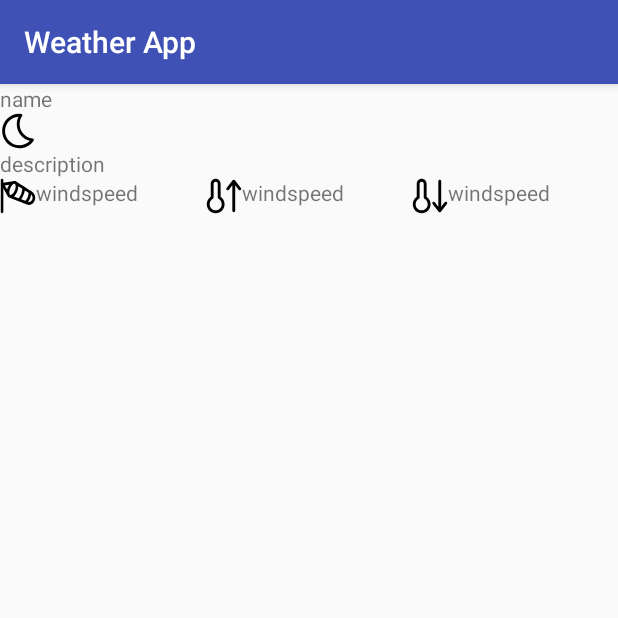
After one commit to mohsenoid/weather_app, an Android app: the fragment ForecastFragment shown on its own in the app's theme, on a phone screen of 412 x 824 dp, the top half of it. The commit adds this screen. Run offline under Robolectric (Android 15) with nearby library versions, the phone set to English and light mode, and no system bars; our stand-ins replace ButterKnife; 1 statement that could not run was skipped.

Commit message:
started some UI

```diff
--- a/app/src/main/AndroidManifest.xml
+++ b/app/src/main/AndroidManifest.xml
@@ -15,7 +15,7 @@
         android:label="@string/app_name"
         android:supportsRtl="true"
         android:theme="@style/AppTheme">
-        <activity android:name=".activity.MainActivity">
+        <activity android:name=".ui.activity.MainActivity">
             <intent-filter>
                 <action android:name="android.intent.action.MAIN"/>
 
--- /dev/null
+++ b/app/src/main/java/com/mirhoseini/weatherapp/ui/fragment/ForecastFragment.java
@@ -0,0 +1,123 @@
+package com.mirhoseini.weatherapp.ui.fragment;
+
+import android.content.Context;
+import android.os.Bundle;
+import android.support.v4.app.Fragment;
+import android.support.v7.widget.AppCompatImageView;
+import android.view.LayoutInflater;
+import android.view.View;
+import android.view.ViewGroup;
+import android.widget.TextView;
+
+import com.mirhoseini.weatherapp.R;
+import com.mirhoseini.weatherapp.core.service.model.Weather;
+import com.mirhoseini.weatherapp.core.service.model.WeatherCurrent;
+import com.mirhoseini.weatherapp.core.service.model.WeatherForecast;
+
+import butterknife.BindView;
+import butterknife.ButterKnife;
+
+public class ForecastFragment extends Fragment {
+    private static final String ARG_WEATHER_FORECAST = "weather_forecast";
+
+    private WeatherForecast mWeatherForecast;
+
+    @BindView(R.id.name)
+    TextView mNameTextView;
+
+    @BindView(R.id.description)
+    TextView mDescriptionTextView;
+
+    @BindView(R.id.icon)
+    AppCompatImageView mIconImageView;
+
+//    private OnFragmentInteractionListener mListener;
+
+    public ForecastFragment() {
+        // Required empty public constructor
+    }
+
+    public static ForecastFragment newInstance(WeatherForecast weatherForecast) {
+        ForecastFragment fragment = new ForecastFragment();
+        Bundle args = new Bundle();
+        args.putSerializable(ARG_WEATHER_FORECAST, weatherForecast);
+        fragment.setArguments(args);
+        return fragment;
+    }
+
+    @Override
+    public void onCreate(Bundle savedInstanceState) {
+        super.onCreate(savedInstanceState);
+        if (getArguments() != null) {
+            mWeatherForecast = (WeatherForecast) getArguments().getSerializable(ARG_WEATHER_FORECAST);
+        }
+    }
+
+    @Override
+    public View onCreateView(LayoutInflater inflater, ViewGroup container,
+                             Bundle savedInstanceState) {
+        View view = inflater.inflate(R.layout.fragment_current, container, false);
+        ButterKnife.bind(this, view);
+
+        mNameTextView.setText(mWeatherForecast.getCity().getName());
+//        mDescriptionTextView.setText(mWeatherForecast.getMessage());
+//        mIconImageView.setImageResource(convertIconToResource(weather.getIcon()));
+
+        return view;
+    }
+
+
+    @Override
+    public void onAttach(Context context) {
+        super.onAttach(context);
+
+
+//        if (context instanceof OnFragmentInteractionListener) {
+//            mListener = (OnFragmentInteractionListener) context;
+//        } else {
+//            throw new RuntimeException(context.toString()
+//                    + " must implement OnFragmentInteractionListener");
+//        }
+    }
+
+    private int convertIconToResource(String icon) {
+        switch (icon) {
+            case "01d":
+                return R.drawable.ic_sun;
+            case "01n":
+                return R.drawable.ic_moon;
+            case "02d":
+                return R.drawable.ic_sun_cloudy;
+            case "02n":
+                return R.drawable.ic_moon_cloud;
+            case "03d":
+            case "03n":
+            case "04d":
+            case "04n":
+                return R.drawable.ic_cloud;
+            case "09d":
+            case "09n":
+            case "10d":
+            case "10n":
+                return R.drawable.ic_rain;
+            case "11d":
+            case "11n":
+                return R.drawable.ic_storm;
+            case "13d":
+            case "13n":
+                return R.drawable.ic_snow;
+            default:
+                return 0;
+        }
+    }
+
+    @Override
+    public void onDetach() {
+        super.onDetach();
+//        mListener = null;
+    }
+
+//    public interface OnFragmentInteractionListener {
+//        void onFragmentInteraction(Uri uri);
+//    }
+}
--- /dev/null
+++ b/app/src/main/res/drawable/ic_cloud.xml
@@ -0,0 +1,4 @@
+<vector android:height="24dp" android:viewportHeight="512.0"
+    android:viewportWidth="512.0" android:width="24dp" xmlns:android="http://schemas.android.com/apk/res/android">
+    <path android:fillColor="#FF000000" android:pathData="m127.7,138.2c-32,0 -58.1,26.1 -58.1,58.1 0,9.3 2.2,18.3 6.5,26.6 3.8,7.4 2.8,16.4 -2.7,22.7 -13.9,16.2 -21.6,36.8 -21.6,58 0,49.1 40,89.1 89.1,89.1h234.6c46.7,0 84.7,-38 84.7,-84.7 0,-33.4 -19.8,-63.8 -50.4,-77.4 -7.2,-3.2 -11.9,-10.3 -12.1,-18.1 -1.3,-52.2 -43.2,-93.2 -95.5,-93.2 -36.3,0 -69,20.2 -85.4,52.8 -3.5,7 -10.8,11.3 -18.5,11.2 -7.8,-0.1 -14.9,-4.6 -18.2,-11.7 -9.5,-20.3 -30.1,-33.4 -52.4,-33.4zM375.4,433.5h-234.5c-71.6,0 -129.9,-58.2 -129.9,-129.8 0,-26.6 8.3,-52.6 23.5,-74.3 -3.8,-10.6 -5.7,-21.8 -5.7,-33 0,-54.5 44.4,-98.9 98.9,-98.9 26.7,0 52,11 70.3,29.5 25.6,-30.5 63.3,-48.5 104.2,-48.5 70.3,0 127.6,52 135.4,120.5 38.9,22.2 63.4,63.7 63.4,109 0,69.2 -56.3,125.5 -125.6,125.5z"/>
+</vector>
--- /dev/null
+++ b/app/src/main/res/drawable/ic_temperature_high.xml
@@ -0,0 +1,5 @@
+<vector android:height="24dp" android:viewportHeight="512.0"
+    android:viewportWidth="512.0" android:width="24dp" xmlns:android="http://schemas.android.com/apk/res/android">
+    <path android:fillColor="#FF000000" android:pathData="m496.7,142.8l-85.8,-110.6c-3.9,-5 -9.8,-7.9 -16.1,-7.9s-12.3,2.9 -16.1,7.9l-85.8,110.6c-6.9,8.9 -5.3,21.7 3.6,28.7 8.9,6.9 21.7,5.3 28.6,-3.6l49.3,-63.5v362.9c0,11.3 9.1,20.4 20.4,20.4s20.4,-9.1 20.4,-20.4v-362.9l49.3,63.5c6.9,8.9 19.7,10.5 28.6,3.6 8.9,-6.9 10.5,-19.8 3.6,-28.7z"/>
+    <path android:fillColor="#FF000000" android:pathData="m207.8,265.8v-183.8c0,-39.1 -31.5,-71 -70.2,-71 -38.6,0 -70.1,31.8 -70.1,71v183.9c-35.1,23.6 -56.5,63.5 -56.5,106.7 0,70.8 56.8,128.4 126.7,128.4 69.8,0 126.7,-57.6 126.7,-128.4 -0.1,-43.2 -21.4,-83.1 -56.6,-106.8zM137.7,460.2c-47.3,0 -85.8,-39.3 -85.8,-87.5 0,-32.5 17.5,-62.1 45.8,-77.4 6.6,-3.6 10.7,-10.5 10.7,-18v-195.3c0,-16.6 13.2,-30.1 29.3,-30.1 16.2,0 29.3,13.5 29.3,30.1v195.3c0,7.5 4.1,14.4 10.7,18 28.2,15.2 45.8,44.9 45.8,77.4 0,48.2 -38.5,87.5 -85.8,87.5z"/>
+</vector>
--- /dev/null
+++ b/app/src/main/res/drawable/ic_temperature_low.xml
@@ -0,0 +1,5 @@
+<vector android:height="24dp" android:viewportHeight="512.0"
+    android:viewportWidth="512.0" android:width="24dp" xmlns:android="http://schemas.android.com/apk/res/android">
+    <path android:fillColor="#FF000000" android:pathData="m207.8,265.8v-183.8c0,-39.1 -31.5,-71 -70.2,-71 -38.6,0 -70.1,31.8 -70.1,71v183.9c-35.1,23.6 -56.5,63.5 -56.5,106.7 0,70.8 56.8,128.4 126.7,128.4 69.8,0 126.7,-57.6 126.7,-128.4 -0.1,-43.2 -21.4,-83.1 -56.6,-106.8zM137.7,460.2c-47.3,0 -85.8,-39.3 -85.8,-87.5 0,-32.5 17.5,-62.1 45.8,-77.4 6.6,-3.6 10.7,-10.5 10.7,-18v-195.3c0,-16.6 13.2,-30.1 29.3,-30.1 16.2,0 29.3,13.5 29.3,30.1v195.3c0,7.5 4.1,14.4 10.7,18 28.2,15.2 45.8,44.9 45.8,77.4 0,48.2 -38.5,87.5 -85.8,87.5z"/>
+    <path android:fillColor="#FF000000" android:pathData="m493.1,340.5c-8.9,-6.9 -21.7,-5.3 -28.6,3.6l-49.3,63.5v-362.9c0,-11.3 -9.1,-20.4 -20.4,-20.4s-20.4,9.1 -20.4,20.4v362.9l-49.3,-63.5c-6.9,-8.9 -19.7,-10.5 -28.6,-3.6 -8.9,6.9 -10.5,19.7 -3.6,28.7l85.8,110.6c3.9,5 9.8,7.9 16.1,7.9s12.3,-2.9 16.1,-7.9l85.8,-110.6c6.9,-8.9 5.3,-21.8 -3.6,-28.7z"/>
+</vector>
--- /dev/null
+++ b/app/src/main/res/layout/fragment_current.xml
@@ -0,0 +1,69 @@
+<LinearLayout xmlns:android="http://schemas.android.com/apk/res/android"
+              xmlns:app="http://schemas.android.com/apk/res-auto"
+              xmlns:tools="http://schemas.android.com/tools"
+              android:layout_width="match_parent"
+              android:layout_height="match_parent"
+              android:orientation="vertical"
+              tools:context="com.mirhoseini.weatherapp.ui.fragment.CurrentFragment">
+
+    <TextView
+        android:id="@+id/name"
+        android:layout_width="match_parent"
+        android:layout_height="wrap_content"
+        android:text="name"/>
+
+    <android.support.v7.widget.AppCompatImageView
+        android:id="@+id/icon"
+        android:layout_width="wrap_content"
+        android:layout_height="wrap_content"
+        app:srcCompat="@drawable/ic_moon"/>
+
+    <TextView
+        android:id="@+id/description"
+        android:layout_width="match_parent"
+        android:layout_height="wrap_content"
+        android:text="description"/>
+
+    <LinearLayout
+        android:layout_width="match_parent"
+        android:layout_height="wrap_content"
+        android:orientation="horizontal">
+
+        <android.support.v7.widget.AppCompatImageView
+            android:layout_width="wrap_content"
+            android:layout_height="wrap_content"
+            app:srcCompat="@drawable/ic_wind"/>
+
+        <TextView
+            android:id="@+id/windspeed"
+            android:layout_width="0dp"
+            android:layout_height="match_parent"
+            android:layout_weight="1"
+            android:text="windspeed"/>
+
+        <android.support.v7.widget.AppCompatImageView
+            android:layout_width="wrap_content"
+            android:layout_height="wrap_content"
+            app:srcCompat="@drawable/ic_temperature_high"/>
+
+        <TextView
+            android:id="@+id/temp_high"
+            android:layout_width="0dp"
+            android:layout_height="match_parent"
+            android:layout_weight="1"
+            android:text="windspeed"/>
+
+        <android.support.v7.widget.AppCompatImageView
+            android:layout_width="wrap_content"
+            android:layout_height="wrap_content"
+            app:srcCompat="@drawable/ic_temperature_low"/>
+
+        <TextView
+            android:id="@+id/temp_low"
+            android:layout_width="0dp"
+            android:layout_height="match_parent"
+            android:layout_weight="1"
+            android:text="windspeed"/>
+    </LinearLayout>
+
+</LinearLayout>
--- a/app/src/main/res/values/strings.xml
+++ b/app/src/main/res/values/strings.xml
@@ -8,4 +8,5 @@
     <string name="retry_message">Network error, offline data!</string>
     <string name="load_retry">Retry</string>
     <string name="city_error">Please enter a city name</string>
+
 </resources>
--- a/core-lib/src/main/java/com/mirhoseini/weatherapp/core/service/model/WeatherCurrent.java
+++ b/core-lib/src/main/java/com/mirhoseini/weatherapp/core/service/model/WeatherCurrent.java
@@ -4,10 +4,12 @@ package com.mirhoseini.weatherapp.core.service.model;
 import com.google.gson.annotations.Expose;
 import com.google.gson.annotations.SerializedName;
 
+import java.io.Serializable;
 import java.util.ArrayList;
 import java.util.List;
 
-public class WeatherCurrent {
+public class WeatherCurrent implements Serializable {
+    //TODO: replace Serializable with parcelable
 
     @SerializedName("coord")
     @Expose
--- a/core-lib/src/main/java/com/mirhoseini/weatherapp/core/service/model/WeatherForecast.java
+++ b/core-lib/src/main/java/com/mirhoseini/weatherapp/core/service/model/WeatherForecast.java
@@ -4,10 +4,13 @@ package com.mirhoseini.weatherapp.core.service.model;
 import com.google.gson.annotations.Expose;
 import com.google.gson.annotations.SerializedName;
 
+import java.io.Serializable;
 import java.util.ArrayList;
 import java.util.List;
 
-public class WeatherForecast {
+public class WeatherForecast implements Serializable {
+    //TODO: replace Serializable with parcelable
+
 
     @SerializedName("city")
     @Expose
--- a/core-lib/src/main/java/com/mirhoseini/weatherapp/core/service/model/WeatherHistory.java
+++ b/core-lib/src/main/java/com/mirhoseini/weatherapp/core/service/model/WeatherHistory.java
@@ -4,10 +4,12 @@ package com.mirhoseini.weatherapp.core.service.model;
 import com.google.gson.annotations.Expose;
 import com.google.gson.annotations.SerializedName;
 
+import java.io.Serializable;
 import java.util.ArrayList;
 import java.util.List;
 
-public class WeatherHistory {
+public class WeatherHistory implements Serializable {
+    //TODO: replace Serializable with parcelable
 
     @SerializedName("message")
     @Expose
--- a/core-lib/src/main/java/com/mirhoseini/weatherapp/core/service/model/WeatherMix.java
+++ b/core-lib/src/main/java/com/mirhoseini/weatherapp/core/service/model/WeatherMix.java
@@ -2,10 +2,14 @@ package com.mirhoseini.weatherapp.core.service.model;
 
 import com.google.gson.annotations.Expose;
 
+import java.io.Serializable;
+
 /**
  * Created by Mohsen on 4/30/16.
  */
-public class WeatherMix {
+public class WeatherMix implements Serializable {
+    //TODO: replace Serializable with parcelable
+
     @Expose
     private WeatherCurrent mWeatherCurrent;
 
```
Also changed, not shown: app/src/main/java/com/mirhoseini/weatherapp/ui/activity/MainActivity.java (renamed from app/src/main/java/com/mirhoseini/weatherapp/activity/MainActivity.java, +19 -5 lines), app/src/main/java/com/mirhoseini/weatherapp/ui/fragment/CurrentFragment.java (added, +140 -0 lines), app/src/main/java/com/mirhoseini/weatherapp/ui/fragment/HistoryFragment.java (added, +68 -0 lines), app/src/main/res/layout/activity_main.xml (+10 -4 lines), app/src/main/res/layout/fragment_history.xml (added, +12 -0 lines), core-lib/src/main/java/com/mirhoseini/weatherapp/core/model/WeatherInteractor.java (+12 -2 lines).
